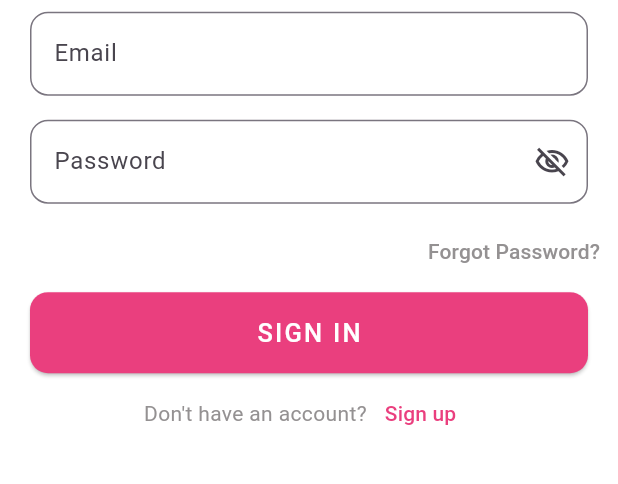
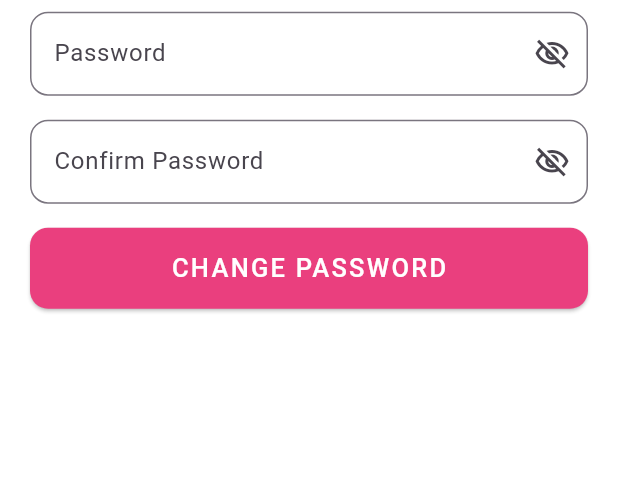
Before and after one commit to MohammedEmadSelim/toDo_app, a Flutter app: the screen it shows after launch, after a tap on "Forgot Password?", on a phone screen of 412 x 824 dp, the part 580-1064 px from its top. Run offline on Flutter 3.47's test engine with Material 3 defaults, Android fonts, the phone set to English and light mode, and no system bars; our stand-ins replace firebase_core; accounts and stored records are empty.

Commit message:
create forget password screen

```diff
--- /dev/null
+++ b/lib/features/auth/presentation/ui_screens/forget_pas_screen.dart
@@ -0,0 +1,48 @@
+import 'package:flutter/material.dart';
+import 'package:to_do_app/core/themes/app_colores.dart';
+import 'package:to_do_app/core/utiles/widgets/button_login.dart';
+import 'package:to_do_app/core/utiles/widgets/field_login.dart';
+import 'package:to_do_app/features/auth/presentation/ui_screens/sign_in_screen.dart';
+import 'package:to_do_app/features/auth/presentation/ui_screens/sign_up_screen.dart';
+
+class ForgetPassScreen extends StatelessWidget {
+  const ForgetPassScreen({super.key});
+
+  @override
+  Widget build(BuildContext context) {
+    return Scaffold(
+      backgroundColor: AppColores().background,
+      body: Center(
+        child: ListView(
+          children: [
+            SizedBox(
+              height: 10,
+            ),
+            Image.asset("assets/logo.png"),
+            CustomTextField(
+              labelText: 'Password',
+              isPassword: true,
+            ),
+            CustomTextField(
+              labelText: 'Confirm Password',
+              isPassword: true,
+            ),
+            SizedBox(
+              height: 5,
+            ),
+            ButtonLogin(
+                text: "CHANGE PASSWORD",
+                onPressed: () {
+                  Navigator.push(
+                    context,
+                    MaterialPageRoute(
+                        builder: (context) => const SignInScreen()),
+                  );
+                  print("CHANGE PASSWORD👌");
+                }),
+          ],
+        ),
+      ),
+    );
+  }
+}
--- a/lib/features/auth/presentation/ui_screens/sign_in_screen.dart
+++ b/lib/features/auth/presentation/ui_screens/sign_in_screen.dart
@@ -2,7 +2,7 @@ import 'package:flutter/material.dart';
 import 'package:to_do_app/core/themes/app_colores.dart';
 import 'package:to_do_app/core/utiles/widgets/button_login.dart';
 import 'package:to_do_app/core/utiles/widgets/field_login.dart';
-// import 'package:to_do_app/features/auth/presentation/ui_screens/forget_pas_screen.dart';
+import 'package:to_do_app/features/auth/presentation/ui_screens/forget_pas_screen.dart';
 import 'package:to_do_app/features/auth/presentation/ui_screens/sign_up_screen.dart';
 
 class SignInScreen extends StatelessWidget {
@@ -32,11 +32,11 @@ class SignInScreen extends StatelessWidget {
               children: [
                 TextButton(
                   onPressed: () {
-                    // Navigator.push(
-                    //   context,
-                    //   MaterialPageRoute(
-                    //       builder: (context) => const ForgetPassScreen()),
-                    // );
+                    Navigator.push(
+                      context,
+                      MaterialPageRoute(
+                          builder: (context) => const ForgetPassScreen()),
+                    );
                   },
                   child: Text(
                     "Forgot Password?",
```
